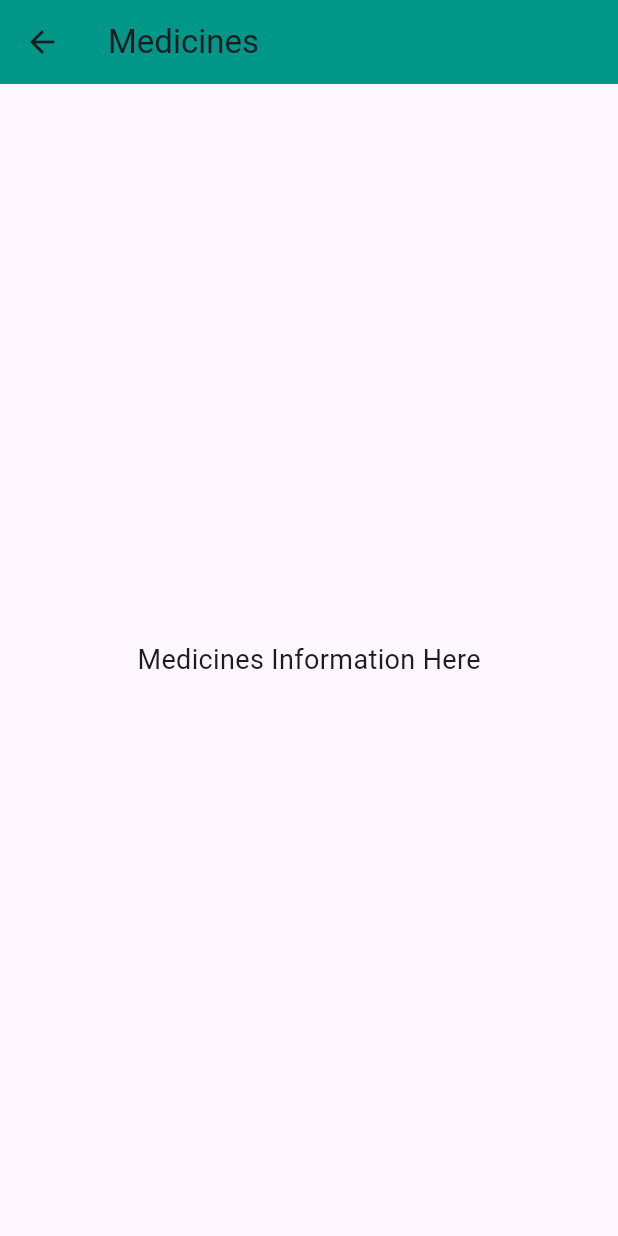
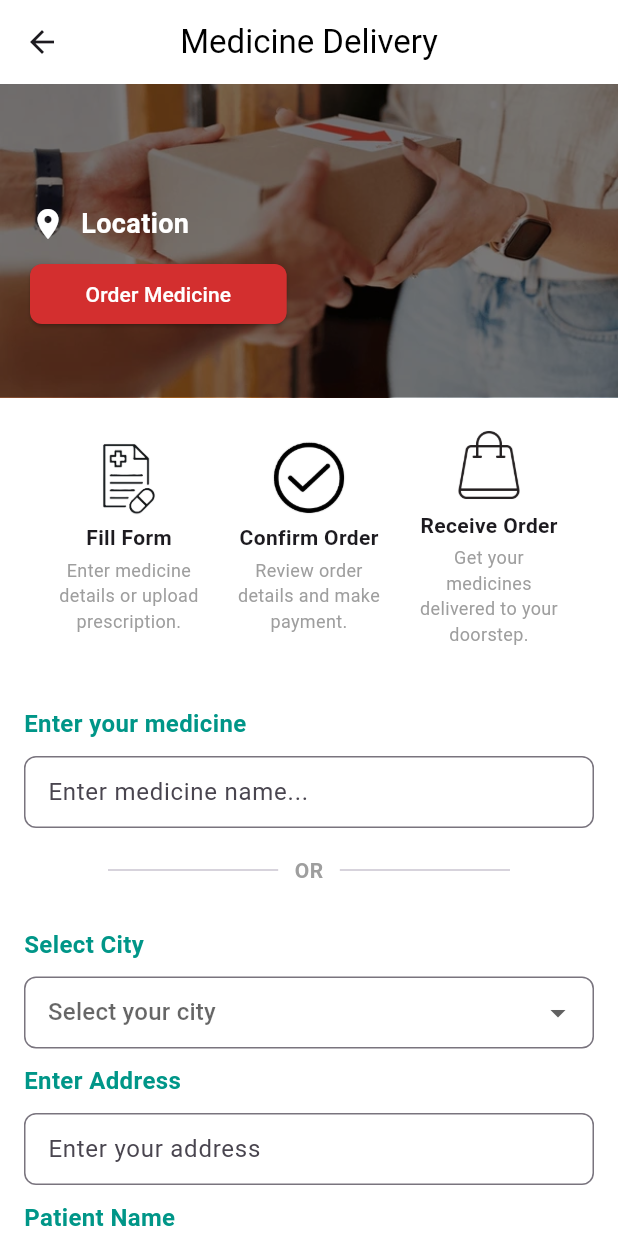
Before and after one commit to NabilaMalik/marhamapp, a Flutter app: the HorizontalVerticalBoxesScreen screen opened directly, after a tap on "Medicines", on a phone screen of 412 x 824 dp. Run offline on Flutter 3.47's test engine with Material 3 defaults, Android fonts, the light colour scheme and no system bars; our stand-ins replace get, sqflite, video_player; accounts and stored records are empty.

Commit message:
MedicalApp By Nabila 27-02-2025, 12:28

```diff
--- a/lib/Screens/HomeScreenComponents/footer_screen.dart
+++ b/lib/Screens/HomeScreenComponents/footer_screen.dart
@@ -7,7 +7,8 @@ class FooterScreen extends StatefulWidget {
   _FooterScreenState createState() => _FooterScreenState();
 }
 
-class _FooterScreenState extends State<FooterScreen> {
+class _FooterScreenState extends State<FooterScreen>
+{
   int _selectedIndex = 0;
 
   final List<IconData> _icons = [
--- a/lib/Screens/HomeScreenComponents/horizontal_boxes_screen.dart
+++ b/lib/Screens/HomeScreenComponents/horizontal_boxes_screen.dart
@@ -1,5 +1,6 @@
 import 'package:flutter/material.dart';
 import 'package:marham/Screens/labs_screen.dart';
+import 'package:marham/Screens/medicine_screen.dart';
 
 class HorizontalVerticalBoxesScreen extends StatelessWidget {
   const HorizontalVerticalBoxesScreen({super.key});
@@ -16,7 +17,7 @@ class HorizontalVerticalBoxesScreen extends StatelessWidget {
               mainAxisAlignment: MainAxisAlignment.center,
               children: [
                 _buildBox(context, "assets/images/download.jpg", "Labs", LabsScreen(testName: '',)),
-                _buildBox(context, "assets/images/download.jpg", "Medicines", MedicinesScreen()),
+                _buildBox(context, "assets/images/download.jpg", "Medicines", MedicineScreen()),
                 _buildBox(context, "assets/images/download (1).jpg", "Hospitals", HospitalsScreen()),
                 _buildBox(context, "assets/images/download (2).jpg", "Blogs", BlogsScreen()),
               ],
@@ -216,17 +217,17 @@ class HorizontalVerticalBoxesScreen extends StatelessWidget {
 //     );
 //   }
 // }
-
-/// **Medicines Screen**
-class MedicinesScreen extends StatelessWidget {
-  @override
-  Widget build(BuildContext context) {
-    return Scaffold(
-      appBar: AppBar(title: Text("Medicines"), backgroundColor: Colors.teal),
-      body: Center(child: Text("Medicines Information Here", style: TextStyle(fontSize: 18))),
-    );
-  }
-}
+//
+// /// **Medicines Screen**
+// class MedicinesScreen extends StatelessWidget {
+//   @override
+//   Widget build(BuildContext context) {
+//     return Scaffold(
+//       appBar: AppBar(title: Text("Medicines"), backgroundColor: Colors.teal),
+//       body: Center(child: Text("Medicines Information Here", style: TextStyle(fontSize: 18))),
+//     );
+//   }
+// }
 
 /// **Hospitals Screen**
 class HospitalsScreen extends StatelessWidget {
--- a/lib/Screens/labs_screen.dart
+++ b/lib/Screens/labs_screen.dart
@@ -7,7 +7,6 @@ class LabsScreen extends StatelessWidget {
 
   @override
   Widget build(BuildContext context) {
-    // Sample lab data
     List<Map<String, String>> labs = [
       {
         "name": "Excel Labs",
@@ -47,6 +46,7 @@ class LabsScreen extends StatelessWidget {
         child: Column(
           crossAxisAlignment: CrossAxisAlignment.start,
           children: [
+            // 🔍 Search Bar
             Container(
               height: 50,
               decoration: BoxDecoration(
@@ -80,6 +80,8 @@ class LabsScreen extends StatelessWidget {
             ),
 
             SizedBox(height: 15),
+
+            // 🏥 List of Labs
             Expanded(
               child: ListView.builder(
                 itemCount: labs.length,
@@ -272,7 +274,7 @@ class TopRightCornerPainter extends CustomPainter {
 
     path.moveTo(size.width, 0);
     path.lineTo(size.width - 70, 0);
-    path.lineTo(size.width, 0);
+    path.lineTo(size.width, 70);
     path.close();
 
     canvas.drawPath(path, paint);
--- /dev/null
+++ b/lib/Screens/medicine_screen.dart
@@ -0,0 +1,394 @@
+import 'package:flutter/material.dart';
+
+class MedicineScreen extends StatefulWidget {
+  const MedicineScreen({super.key});
+
+  @override
+  _MedicineScreenState createState() => _MedicineScreenState();
+}
+
+
+class _MedicineScreenState extends State<MedicineScreen> {
+  bool showAnswer = false;
+  bool showAnswerB = false;
+  bool showAnswerC = false;
+  @override
+  Widget build(BuildContext context) {
+    return Scaffold( backgroundColor: Colors.white,
+      appBar: AppBar(
+        title: const Text(
+          'Medicine Delivery',
+          style: TextStyle(color: Colors.black),
+        ),
+        centerTitle: true,
+        backgroundColor: Colors.white,
+      ),
+      body: SingleChildScrollView(
+        child: SizedBox(
+          height: 1467,
+          child: Column(
+            crossAxisAlignment: CrossAxisAlignment.start,
+            children: [
+              Stack(
+                children: [
+                  Container(
+                    height: 209,
+                    width: double.infinity,
+                    decoration: const BoxDecoration(
+                      image: DecorationImage(
+                        image: AssetImage('assets/images/orderdelivery.webp'),
+                        fit: BoxFit.cover,
+                      ),
+                    ),
+                  ),
+                  Container(
+                    height: 209,
+                    width: double.infinity,
+                    color: Colors.black.withOpacity(0.5), // Dark overlay
+                  ),
+                  Positioned(
+                    top: 80,
+                    left: 20,
+                    child: Column(
+                      crossAxisAlignment: CrossAxisAlignment.start,
+                      children: [
+                        const Row(
+                          children: [
+                            Icon(Icons.location_on, color: Colors.white, size: 24),
+                            SizedBox(width: 10),
+                            Text(
+                              "Location",
+                              style: TextStyle(
+                                color: Colors.white,
+                                fontSize: 18,
+                                fontWeight: FontWeight.bold,
+                              ),
+                            ),
+                          ],
+                        ),
+                        const SizedBox(height: 10),
+                        ElevatedButton(
+                          onPressed: () {
+                            // Order button action
+                          },
+                          style: ElevatedButton.styleFrom(
+                            backgroundColor: Colors.red.shade700,
+                            foregroundColor: Colors.white,
+                            shape: RoundedRectangleBorder(
+                              borderRadius: BorderRadius.circular(8),
+                            ),
+                            padding: const EdgeInsets.symmetric(horizontal: 37, vertical: 8),
+                          ),
+                          child: const Text("Order Medicine"),
+                        ),
+                      ],
+                    ),
+                  ),
+                ],
+              ),
+
+              // Icons with Descriptions
+              const Padding(
+                padding: EdgeInsets.symmetric(vertical: 20, horizontal: 16),
+                child: Row(
+                  mainAxisAlignment: MainAxisAlignment.spaceEvenly,
+                  children: [
+                    StepIcon(image: 'assets/images/prescription.png', title: 'Fill Form', description: 'Enter medicine details or upload prescription.'),
+                    StepIcon(image: 'assets/images/approve-icon.png', title: 'Confirm Order', description: 'Review order details and make payment.'),
+                    StepIcon(image: 'assets/images/shopping_bag.png', title: 'Receive Order', description: 'Get your medicines delivered to your doorstep.'),
+                  ],
+                ),
+              ),
+
+              // Medicine Entry Section
+              const Padding(
+                padding: EdgeInsets.only(top: 20, left: 16),
+                child: Text(
+                  "Enter your medicine",
+                  style: TextStyle(fontSize: 16, fontWeight: FontWeight.bold, color: Colors.teal),
+                ),
+              ),
+              const CustomTextField(hintText: "Enter medicine name..."),
+
+              // OR Divider
+              const Padding(
+                padding: EdgeInsets.symmetric(horizontal: 72, vertical: 8),
+                child: Row(
+                  children: [
+                    Expanded(child: Divider(thickness: 1)),
+                    Padding(
+                      padding: EdgeInsets.symmetric(horizontal: 11),
+                      child: Text('OR', style: TextStyle(fontWeight: FontWeight.bold, color: Colors.grey, fontSize: 14)),
+                    ),
+                    Expanded(child: Divider(thickness: 1)),
+                  ],
+                ),
+              ),
+
+              // City Selection
+              const Padding(
+                padding: EdgeInsets.only(top: 20, left: 16),
+                child: Text(
+                  "Select City",
+                  style: TextStyle(fontSize: 16, fontWeight: FontWeight.bold, color: Colors.teal),
+                ),
+              ),
+              Padding(
+                padding: const EdgeInsets.symmetric(horizontal: 16, vertical: 10),
+                child: DropdownButtonFormField<String>(
+                  decoration: InputDecoration(
+                    border: OutlineInputBorder(
+                      borderRadius: BorderRadius.circular(8),
+                    ),
+                    contentPadding: const EdgeInsets.symmetric(horizontal: 12),
+                  ),
+                  hint: const Text("Select your city"),
+                  items: [
+                    "Karachi", "Lahore", "Islamabad", "Rawalpindi", "Faisalabad",
+                    "Multan", "Peshawar", "Quetta", "Sialkot", "Hyderabad",
+                    "Gujranwala", "Bahawalpur", "Sargodha", "Sukkur", "Larkana",
+                    "Sheikhupura", "Jhang", "Dera Ghazi Khan", "Okara", "Mardan",
+                    "Gujrat", "Rahim Yar Khan", "Sahiwal", "Wah Cantt", "Mirpur Khas",
+                    "Abbottabad", "Kamoke", "Mingora", "Nawabshah", "Chiniot"
+                  ]
+                      .map((String city) {
+                    return DropdownMenuItem<String>(
+                      value: city,
+                      child: Text(city),
+                    );
+                  }).toList(),
+                  onChanged: (String? newValue) {
+                    // Handle city selection
+                  },
+                ),
+              ),
+
+              // Address Entry
+              const Padding(
+                padding: EdgeInsets.only(top: 0, left: 16),
+                child: Text(
+                  "Enter Address",
+                  style: TextStyle(fontSize: 16, fontWeight: FontWeight.bold, color: Colors.teal),
+                ),
+              ),
+              const CustomTextField(hintText: "Enter your address"),
+              const Padding(
+                padding: EdgeInsets.only(top: 0, left: 16),
+                child: Text(
+                  "Patient Name",
+                  style: TextStyle(fontSize: 16, fontWeight: FontWeight.bold, color: Colors.teal),
+                ),
+              ),
+              const CustomTextField(hintText: "Enter your Name"),
+              const Padding(
+                padding: EdgeInsets.only(top: 00, left: 16),
+                child: Text(
+                  "Patient Mobile no.",
+                  style: TextStyle(fontSize: 16, fontWeight: FontWeight.bold, color: Colors.teal),
+                ),
+              ),
+              const CustomTextField(hintText: "Your Phone"),
+              Padding(
+                padding: const EdgeInsets.only(top: 20, left: 16,right:16 ),
+                child: SizedBox(
+                  width: double.infinity, // Make the button full width
+                  child: ElevatedButton(
+                    onPressed: () {
+                      // Add confirm order action here
+                    },
+                    style: ElevatedButton.styleFrom(
+                      backgroundColor: Colors.red.shade700, // Button color
+                      foregroundColor: Colors.white, // Text color
+                      padding: const EdgeInsets.symmetric(vertical: 1), // Padding
+                      shape: RoundedRectangleBorder(
+                        borderRadius: BorderRadius.circular(8), // Rounded corners
+                      ),
+                    ),
+                    child: const Text(
+                      "Confirm Order",
+                      style: TextStyle(fontSize: 16, fontWeight: FontWeight.bold),
+                    ),
+                  ),
+                ),
+              ),
+             Center(child: Text('Minimum order amount is Rs. 500',
+               style: TextStyle(fontSize: 14,color: Colors.grey[600]),
+             ),) ,
+              Container(
+                padding: EdgeInsets.all(10), // Optional padding for better spacing
+                child: Column(
+                  crossAxisAlignment: CrossAxisAlignment.start, // Center align text
+                  children: [
+                    Text(
+                      'Frequently Asked Questions',
+                      style: TextStyle(fontSize: 16, fontWeight: FontWeight.bold, color: Colors.teal),
+                    ),
+                    SizedBox(height: 5),
+                    Text(
+                      '10 Millions+  People Have Used This App',  //add app name here
+                      style: TextStyle(fontSize: 14, color: Colors.grey[600]),
+                    ),
+                  ],
+                ),
+              ),
+              Padding(
+                padding: const EdgeInsets.only(top: 10, left: 16,right:16 ),
+                child: SizedBox(
+                  width: double.infinity, // Make the button full width
+                  child: ElevatedButton(
+                    onPressed: () {
+                      // Add confirm order action here
+                    },
+                    style: ElevatedButton.styleFrom(
+                      backgroundColor: Colors.white, // Button color
+                      foregroundColor: Colors.red, // Text color
+                      padding: const EdgeInsets.symmetric(vertical: 1), // Padding
+                      shape: RoundedRectangleBorder(
+                        borderRadius: BorderRadius.circular(8),
+                        side: BorderSide(color: Colors.red)
+                      ),
+                    ),
+                    child: const Text(
+                      "Call Helpline",
+                      style: TextStyle(fontSize: 14,),
+                    ),
+                  ),
+                ),
+              ),
+        Column(
+          children: [
+            faqItem(
+              question: 'Is there a delivery service for medicine?',
+              answer: 'Yes! We offer medicine delivery service.',
+              isExpanded: showAnswer,
+              onTap: () {
+                setState(() {
+                  showAnswer = !showAnswer;
+                });
+              },
+            ),
+            faqItem(
+              question: 'How can I order medicine at home?',
+              answer: 'To order medicine at home, simply search for your required medicine on our platform, add it to the cart, provide your delivery details, and confirm your order. You can also upload a prescription if needed. Our delivery service ensures safe and timely delivery to your doorstep.',
+              isExpanded: showAnswerB,
+              onTap: () {
+                setState(() {
+                  showAnswerB = !showAnswerB;
+                });
+              },
+            ),
+            faqItem(
+              question: 'Who are the partner apps for medicine delivery?',
+              answer: 'Our platform partners with various trusted pharmacies and delivery services, including [Partner Name 1], [Partner Name 2], and [Partner Name 3], ensuring quick and reliable medicine delivery at your doorstep.',
+              isExpanded: showAnswerC,
+              onTap: () {
+                setState(() {
+                  showAnswerC = !showAnswerC;
+                });
+              },
+            ),
+          ],
+        )
+
+            ],
+          ),
+        ),
+      ),
+    );
+  }
+}
+// Custom Widget for Step Icons
+class StepIcon extends StatelessWidget {
+  final String image;
+  final String title;
+  final String description;
+
+  const StepIcon({super.key, required this.image, required this.title, required this.description});
+
+  @override
+  Widget build(BuildContext context) {
+    return Column(
+      children: [
+        Image.asset(image, width: 50, height: 50),
+        const SizedBox(height: 5),
+        Text(title, style: const TextStyle(fontSize: 14, fontWeight: FontWeight.bold)),
+        const SizedBox(height: 3),
+        SizedBox(
+          width: 100,
+          child: Text(
+            description,
+            textAlign: TextAlign.center,
+            style: const TextStyle(fontSize: 12, color: Colors.grey),
+          ),
+        ),
+      ],
+    );
+  }
+}
+// Custom Widget for FAQ Item
+Widget faqItem({required String question, required String answer, required bool isExpanded, required VoidCallback onTap}) {
+  return Column(
+    children: [
+      Container(
+        padding: const EdgeInsets.symmetric(vertical: 8, horizontal: 16),
+        margin: const EdgeInsets.only(left: 16, top: 10, right: 16),
+        decoration: BoxDecoration(
+          color: Colors.grey[200], // Light gray background
+          borderRadius: BorderRadius.circular(0),
+        ),
+        child: GestureDetector(
+          onTap: onTap,
+          child: Row(
+            mainAxisAlignment: MainAxisAlignment.spaceBetween, // Space text and icon
+            children: [
+              Expanded(
+                child: Text(
+                  question,
+                  style: const TextStyle(
+                    fontSize: 15,
+                    color: Colors.black,
+                    fontWeight: FontWeight.bold,
+                  ),
+                ),
+              ),
+              Icon(
+                isExpanded ? Icons.keyboard_arrow_up : Icons.keyboard_arrow_down, // Toggle icon
+                color: Colors.black,
+              ),
+            ],
+          ),
+        ),
+      ),
+      if (isExpanded)
+        Padding(
+          padding: const EdgeInsets.only(top: 10, left: 16, right: 16),
+          child: Text(
+            answer,
+            style: const TextStyle(fontSize: 15, color: Colors.grey),
+          ),
+        ),
+    ],
+  );
+}
+// Custom Widget for Input Fields
+class CustomTextField extends StatelessWidget {
+  final String hintText;
+
+  const CustomTextField({super.key, required this.hintText});
+
+  @override
+  Widget build(BuildContext context) {
+    return Padding(
+      padding: const EdgeInsets.symmetric(horizontal: 16, vertical: 10),
+      child: TextField(
+        decoration: InputDecoration(
+          hintText: hintText,
+          border: OutlineInputBorder(
+            borderRadius: BorderRadius.circular(8),
+          ),
+          contentPadding: const EdgeInsets.symmetric(horizontal: 12),
+        ),
+      ),
+    );
+  }
+}
```
Also changed, not shown: pubspec.yaml (+44 -37 lines), assets/images/approve-icon.png (added), assets/images/order delivery.webp (added), assets/images/orderdelivery.webp (added), assets/images/prescription.png (added), assets/images/shopping_bag.png (added).
